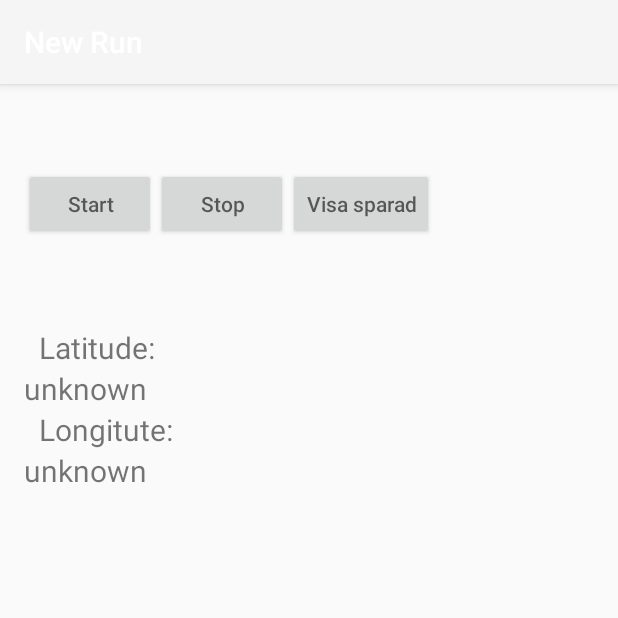
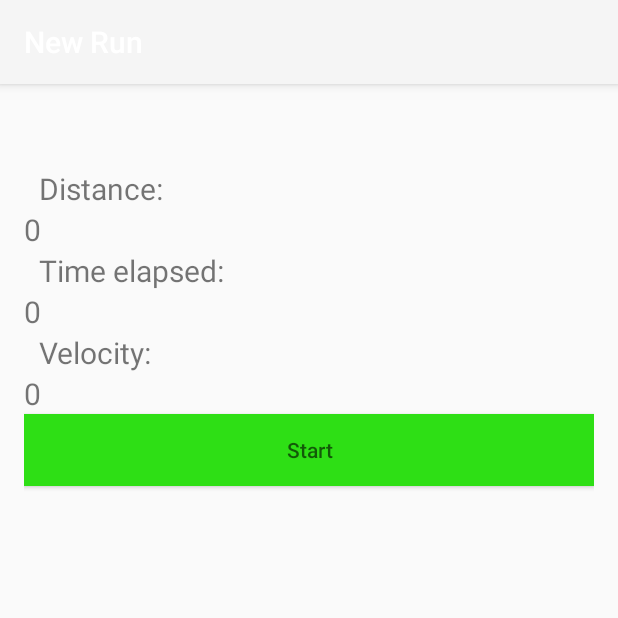
Before and after one commit to astrimagnussen/GhostRunner, an Android app: the NewRun screen opened directly, with no data from a screen before it, on a phone screen of 412 x 824 dp, the top half of it. Run offline under Robolectric (Android 15) with nearby library versions, the light colour scheme and no system bars.

Commit message:
fixat lite med att städa upp koden

```diff
--- a/app/src/main/java/mycompany/ghostrunner/NewRun.java
+++ b/app/src/main/java/mycompany/ghostrunner/NewRun.java
@@ -28,7 +28,15 @@ import com.google.android.gms.location.LocationListener;
 import com.google.android.gms.common.ConnectionResult;
 import com.google.android.gms.common.api.GoogleApiClient;
 
-
+import java.io.BufferedReader;
+import java.io.FileInputStream;
+import java.io.FileNotFoundException;
+import java.io.FileOutputStream;
+import java.io.IOException;
+import java.io.InputStreamReader;
+import java.text.DateFormat;
+import java.text.SimpleDateFormat;
+import java.util.Date;
 
 
 public class NewRun extends AppCompatActivity implements GoogleApiClient.ConnectionCallbacks, GoogleApiClient.OnConnectionFailedListener, LocationListener {
@@ -38,10 +46,6 @@ public class NewRun extends AppCompatActivity implements GoogleApiClient.Connect
 
     private Location mCurrentLocation;
 
-    //Shows the coordinates
-    private TextView mLatitudeTextView;
-    private TextView mLongitudeTextView;
-
     //If we should request loctionUpdates
     private boolean mRequestingLocationUpdates = true;
 
@@ -50,12 +54,13 @@ public class NewRun extends AppCompatActivity implements GoogleApiClient.Connect
 
     //Start and stop locations for distance calculations
     public Location startLocation;
-    private Location stopLocation;
-    private float distance;
+    private int distance;
 
     //Shows the distance and the saved values
     private TextView distText;
-    private TextView showsaved;
+    private TextView timeText;
+    private TextView speedText;
+   // private TextView showsaved;
 
     //The audio for save
     private MediaPlayer save;
@@ -64,7 +69,14 @@ public class NewRun extends AppCompatActivity implements GoogleApiClient.Connect
     //for the time counting
     private long startTime;
     private long stopTime;
-    private TextView showTime;
+
+    private String date;
+
+    private Button saveBtn;
+    private Button stopBtn;
+    private Button startBtn;
+    private Button showBtn;
+
 
     @Override //Runs when the Activity starts
     protected void onCreate(Bundle savedInstanceState) {
@@ -78,12 +90,23 @@ public class NewRun extends AppCompatActivity implements GoogleApiClient.Connect
         //Creates the mediaPlayer
         save = MediaPlayer.create(getApplicationContext(), R.raw.saved);
 
-        //Finds all the objects by Id
-        mLatitudeTextView = (TextView) findViewById(R.id.TextView02);
-        mLongitudeTextView = (TextView) findViewById(R.id.TextView04);
-        showTime = (TextView) findViewById(R.id.showTime);
-        showsaved = (TextView) findViewById(R.id.showsaved);
-        distText = (TextView) findViewById(R.id.showdistance);
+        //Finds TextViews the objects by Id
+        timeText = (TextView) findViewById(R.id.showTime);
+        //showsaved = (TextView) findViewById(R.id.showsaved);
+        distText = (TextView) findViewById(R.id.showDistance);
+        speedText = (TextView) findViewById(R.id.showSpeed);
+
+        //Find Buttons from id
+        saveBtn = (Button) findViewById(R.id.saveRun);
+        stopBtn = (Button) findViewById(R.id.stopBtn);
+        startBtn = (Button) findViewById(R.id.startBtn);
+        showBtn = (Button) findViewById(R.id.showStuff);
+
+        //Sets visibility for buttons
+        saveBtn.setVisibility(View.GONE);
+        stopBtn.setVisibility(View.GONE);
+        startBtn.setVisibility(View.VISIBLE);
+        showBtn.setVisibility(View.GONE);
 
         //Creates locationRequests
         createLocationRequest();
@@ -109,16 +132,9 @@ public class NewRun extends AppCompatActivity implements GoogleApiClient.Connect
                 //locationManager.removeUpdates(GPSListener.this);
             }
         }
-
         //Gets the currentlocation
         mCurrentLocation = LocationServices.FusedLocationApi.getLastLocation(
                 mGoogleApiClient);
-
-        //Displays the currentlocation
-        if (mCurrentLocation != null) {
-            mLatitudeTextView.setText(String.valueOf(mCurrentLocation.getLatitude()));
-            mLongitudeTextView.setText(String.valueOf(mCurrentLocation.getLongitude()));
-        }
 
         //Starts the locationUpdates
         if (mRequestingLocationUpdates) {
@@ -168,12 +184,8 @@ public class NewRun extends AppCompatActivity implements GoogleApiClient.Connect
 
     //When the location is changed
     public void onLocationChanged(Location location) {
-        //displays the currentLocation
+        //updates the currentLocation
         mCurrentLocation = location;
-        float lat = (float) (mCurrentLocation.getLatitude());
-        float lng = (float) (mCurrentLocation.getLongitude());
-        mLatitudeTextView.setText(String.valueOf(lat));
-        mLongitudeTextView.setText(String.valueOf(lng));
         if(calculateRun) {
             calcDist();
         }
@@ -188,7 +200,7 @@ public class NewRun extends AppCompatActivity implements GoogleApiClient.Connect
         mLocationRequest = new LocationRequest();
 
         //Sets the intervall for updating
-        mLocationRequest.setInterval(5000);
+        mLocationRequest.setInterval(2000);
 
         //Sets a max limit of how fast it can be updated without overflow of data
         mLocationRequest.setFastestInterval(1000);
@@ -214,46 +226,85 @@ public class NewRun extends AppCompatActivity implements GoogleApiClient.Connect
 
 
     public void startRun(View view) {
+        stopBtn.setVisibility(View.VISIBLE);
+        startBtn.setVisibility(View.GONE);
         calculateRun = true;
         startTime = System.currentTimeMillis();
         //Checks permissions
         if (locationManager != null) {
             if (ContextCompat.checkSelfPermission(this, Manifest.permission.ACCESS_FINE_LOCATION) != PackageManager.PERMISSION_GRANTED) {
-                //locationManager.removeUpdates(GPSListener.this);
             }
         }
 
         //Gets the last location
         startLocation = LocationServices.FusedLocationApi.getLastLocation(mGoogleApiClient);
-
-        //Displays the location
-        /*if(startLocation != null) {
-            showsaved.setText(String.valueOf(startLocation.getLatitude()) + " " + String.valueOf(startLocation.getLongitude()));
-
-        }else{
-            showsaved.setText("startLocation är null");
-        }*/
-
     }
 
+    // spara saker globalt
     public void stopRun(View view) {
+        saveBtn.setVisibility(View.VISIBLE);
+        stopBtn.setVisibility(View.GONE);
         calculateRun= false;
-        save.start();
         stopTime = System.currentTimeMillis() - startTime;
         stopTime = stopTime/1000;
 
-
+        Toast.makeText(getApplicationContext(), "Run stopped", Toast.LENGTH_SHORT).show();
+        //showTime.setText(Long.toString(stopTime));
     }
     public void calcDist (){
         distance += mCurrentLocation.distanceTo(startLocation);
         startLocation = mCurrentLocation;
-        distText = (TextView) findViewById(R.id.showdistance);
+        distText = (TextView) findViewById(R.id.showDistance);
         distText.setText(Float.toString(distance));
     }
 
-    public void showStuff(View view){
-        //showTime.setText(Long.toString(stopTime));
+    private String getDateTime() {
+        DateFormat dateFormat = new SimpleDateFormat("yyyy/MM/dd HH:mm:ss");
+        Date date = new Date();
+        return dateFormat.format(date);
     }
 
+    //Spara till fil
+    public void saveRun(View view){
+        saveBtn.setVisibility(View.GONE);
+        showBtn.setVisibility(View.VISIBLE);
+
+        date =  getDateTime();
+
+        String file_name = "runs";
+        try {
+            FileOutputStream fileOutputStream = openFileOutput(file_name, MODE_PRIVATE);
+            fileOutputStream.write( Integer.toString(distance).getBytes());
+            fileOutputStream.close();
+            Toast.makeText(getApplicationContext(), "Run saved", Toast.LENGTH_LONG).show();
+        } catch (FileNotFoundException e) {
+            e.printStackTrace();
+        } catch (IOException e){
+            e.printStackTrace();
+        }
+        save.start();
 
     }
+
+    //Läser in från fil och visa stuff
+    public void showStuff(View view){
+        try {
+            String input;
+            FileInputStream fileInputStream = openFileInput("runs");
+            InputStreamReader inputStreamReader = new InputStreamReader(fileInputStream);
+            BufferedReader bufferedReader = new BufferedReader(inputStreamReader);
+            StringBuffer stringBuffer = new StringBuffer();
+
+            while((input = bufferedReader.readLine()) != null){
+                stringBuffer.append(input);
+            }
+            distText.setText(stringBuffer.toString());
+
+        } catch (FileNotFoundException e) {
+            e.printStackTrace();
+        }catch (IOException e) {
+            e.printStackTrace();
+        }
+    }
+
+}
--- a/app/src/main/res/layout/content_new_run.xml
+++ b/app/src/main/res/layout/content_new_run.xml
@@ -21,26 +21,6 @@
         android:layout_marginTop="40dip"
         android:orientation="horizontal" >
 
-        <Button android:id="@+id/startBtn"
-            android:layout_width="wrap_content"
-            android:layout_height="wrap_content"
-            android:hint="@string/start_btn"
-            android:onClick="startRun" />
-
-        <Button android:id="@+id/stopBtn"
-            android:layout_width="wrap_content"
-            android:layout_height="wrap_content"
-            android:hint="@string/stop_btn"
-            android:layout_below="@id/startBtn"
-            android:onClick="stopRun" />
-
-        <Button android:id="@+id/showBtn"
-            android:layout_width="wrap_content"
-            android:layout_height="wrap_content"
-            android:hint="@string/show_btn"
-            android:layout_below="@id/startBtn"
-            android:onClick="showStuff" />
-
     </LinearLayout>
 
     <LinearLayout
@@ -49,56 +29,91 @@
         android:layout_height="wrap_content"
         android:orientation="vertical">
 
-        <TextView android:id="@+id/showsaved"
-            android:layout_width="wrap_content"
-            android:layout_height="wrap_content"
-            android:layout_below="@id/stopBtn" />
-
-        <TextView android:id="@+id/showdistance"
-            android:layout_width="wrap_content"
-            android:layout_height="wrap_content"
-            android:layout_below="@id/showsaved"/>
-
-        <TextView android:id="@+id/showTime"
-            android:layout_width="wrap_content"
-            android:layout_height="wrap_content"
-            android:layout_below="@id/showdistance"/>
-
 
         <TextView
-            android:id="@+id/TextView01"
+            android:id="@+id/distanceTitle"
             android:layout_width="wrap_content"
             android:layout_height="wrap_content"
             android:layout_marginLeft="10dip"
             android:layout_marginRight="5dip"
-            android:text="Latitude: "
-            android:textSize="20dip"
-            android:layout_below="@id/showdistance">
+            android:text="@string/distance_title"
+            android:textSize="20dip">
         </TextView>
 
         <TextView
-            android:id="@+id/TextView02"
+            android:id="@+id/showDistance"
             android:layout_width="wrap_content"
             android:layout_height="wrap_content"
-            android:text="unknown"
+            android:layout_below="@id/distanceTitle"
+            android:text="0"
             android:textSize="20dip" >
         </TextView>
+
         <TextView
-            android:id="@+id/TextView03"
+            android:id="@+id/timeTitle"
             android:layout_width="wrap_content"
             android:layout_height="wrap_content"
             android:layout_marginLeft="10dip"
             android:layout_marginRight="5dip"
-            android:text="Longitute: "
+            android:text="@string/time_title"
             android:textSize="20dip" >
         </TextView>
 
         <TextView
-            android:id="@+id/TextView04"
+            android:id="@+id/showTime"
             android:layout_width="wrap_content"
             android:layout_height="wrap_content"
-            android:text="unknown"
+            android:layout_below="@id/timeTitle"
+            android:text="0"
+            android:textSize="20dip" >
+        </TextView>
+
+        <TextView
+            android:id="@+id/speedTitle"
+            android:layout_width="wrap_content"
+            android:layout_height="wrap_content"
+            android:layout_marginLeft="10dip"
+            android:layout_marginRight="5dip"
+            android:text="@string/speed_title"
+            android:textSize="20dip" >
+        </TextView>
+
+        <TextView
+            android:id="@+id/showSpeed"
+            android:layout_width="wrap_content"
+            android:layout_height="wrap_content"
+            android:layout_below="@id/speedTitle"
+            android:text="0"
             android:textSize="20dip" >
         </TextView>
     </LinearLayout>
+
+    <Button android:id="@+id/startBtn"
+        android:layout_width="match_parent"
+        android:layout_height="wrap_content"
+        android:hint="@string/start_btn"
+        android:background="#2edf15"
+        android:onClick="startRun" />
+
+    <Button android:id="@+id/stopBtn"
+        android:layout_width="match_parent"
+        android:layout_height="wrap_content"
+        android:hint="@string/stop_btn"
+        android:background="#df1529"
+        android:onClick="stopRun" />
+
+    <Button android:id="@+id/saveRun"
+        android:layout_width="match_parent"
+        android:layout_height="wrap_content"
+        android:hint="@string/save_btn"
+        android:background="#1583c7"
+        android:onClick="saveRun" />
+
+    <Button android:id="@+id/showStuff"
+        android:layout_width="match_parent"
+        android:layout_height="wrap_content"
+        android:hint="@string/show_btn"
+        android:background="#2ea4ec"
+        android:onClick="showStuff" />
+
 </LinearLayout>
--- a/app/src/main/res/values/strings.xml
+++ b/app/src/main/res/values/strings.xml
@@ -5,6 +5,10 @@
     <string name="title_activity_display_coordinates">DisplayCoordinates</string>
     <string name="start_btn">Start</string>
     <string name="stop_btn">Stop</string>
-    <string name="show_btn">Visa sparad</string>
+    <string name="save_btn">Save</string>
+    <string name="show_btn">Show stuff</string>
     <string name="title_activity_calculate_distance">CalculateDistance</string>
+    <string name="distance_title">Distance: </string>
+    <string name="time_title">Time elapsed: </string>
+    <string name="speed_title">Velocity: </string>
 </resources>
```
Lines whose indentation alone changed are shown as unchanged.
